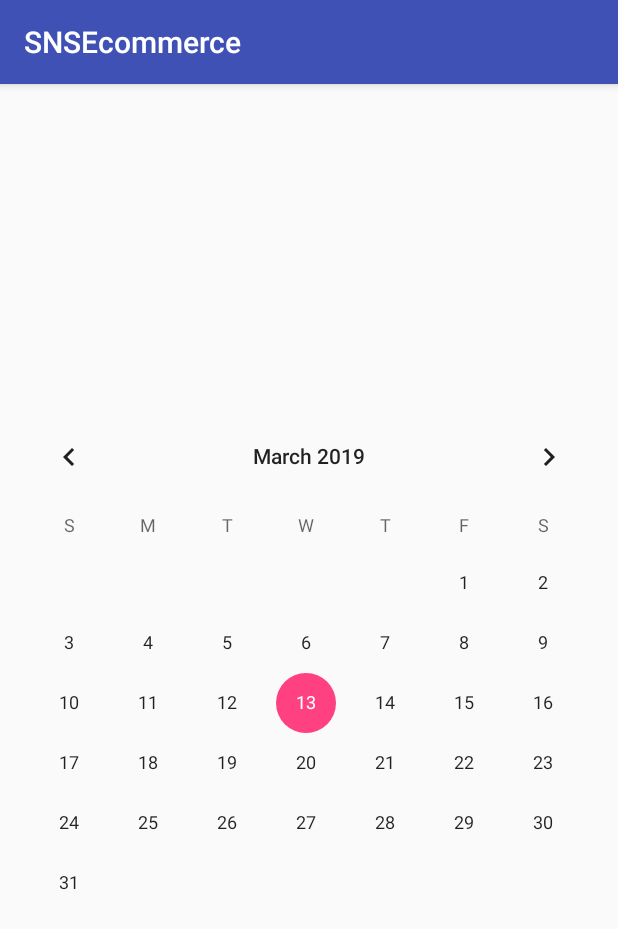
After one commit to Sunha03/SNSEcommerce, an Android app: the CalendarActivity screen opened directly, with no data from a screen before it, on a phone screen of 412 x 824 dp. The commit adds this screen. Shown: the top 929 px of the screen. Run offline under Robolectric (Android 15) with nearby library versions, the phone set to English and light mode, and no system bars.

Commit message:
Add CalendarView

```diff
--- a/app/src/main/AndroidManifest.xml
+++ b/app/src/main/AndroidManifest.xml
@@ -12,15 +12,17 @@
         android:roundIcon="@mipmap/ic_launcher_round"
         android:supportsRtl="true"
         android:theme="@style/AppTheme">
-        <activity android:name=".MainActivity"></activity>
+        <activity android:name=".MainActivity" />
         <activity android:name=".LoginActivity">
-
             <intent-filter>
                 <action android:name="android.intent.action.MAIN" />
 
                 <category android:name="android.intent.category.LAUNCHER" />
             </intent-filter>
         </activity>
+        <activity android:name=".CalendarActivity" />
+        <activity android:name=".CalendarPopup"
+            android:theme="@android:style/Theme.Dialog" />
     </application>
 
 </manifest>
--- /dev/null
+++ b/app/src/main/java/com/sh/snsecommerce/CalendarActivity.java
@@ -0,0 +1,39 @@
+package com.sh.snsecommerce;
+
+import android.content.Intent;
+import android.support.annotation.NonNull;
+import android.support.v7.app.AppCompatActivity;
+import android.os.Bundle;
+import android.util.Log;
+import android.view.View;
+import android.widget.CalendarView;
+import android.widget.Toast;
+
+public class CalendarActivity extends AppCompatActivity {
+    CalendarView calendarView;
+
+    @Override
+    protected void onCreate(Bundle savedInstanceState) {
+        super.onCreate(savedInstanceState);
+        setContentView(R.layout.activity_calendar);
+
+        calendarView = (CalendarView)findViewById(R.id.calendarView);
+        calendarView.setOnDateChangeListener(new CalendarView.OnDateChangeListener() {
+            @Override
+            public void onSelectedDayChange(@NonNull CalendarView view, int year, int month, int dayOfMonth) {
+                String date = year + "-" + (month + 1) + "-" + dayOfMonth;
+                Toast.makeText(getApplicationContext(), date, Toast.LENGTH_SHORT).show();
+
+                Intent popupIntent = new Intent(CalendarActivity.this, CalendarPopup.class);
+                popupIntent.putExtra("DATE", date);
+                startActivity(popupIntent);
+            }
+        });
+    }
+
+    protected void onStop() {
+        super.onStop();
+        finish();
+    }
+
+}
--- a/app/src/main/java/com/sh/snsecommerce/RecyclerAdapter.java
+++ b/app/src/main/java/com/sh/snsecommerce/RecyclerAdapter.java
@@ -67,7 +67,7 @@ public class RecyclerAdapter extends RecyclerView.Adapter<RecyclerAdapter.Recycl
         return comments.size();
     }
 
-    class RecyclerViewHolder extends RecyclerView.ViewHolder {
+    static class RecyclerViewHolder extends RecyclerView.ViewHolder {
         ImageView iv_image;
         TextView tv_name;
         TextView tv_comment;
--- /dev/null
+++ b/app/src/main/res/layout/activity_calendar.xml
@@ -0,0 +1,21 @@
+<?xml version="1.0" encoding="utf-8"?>
+<LinearLayout
+    xmlns:android="http://schemas.android.com/apk/res/android"
+    xmlns:app="http://schemas.android.com/apk/res-auto"
+    xmlns:tools="http://schemas.android.com/tools"
+    android:layout_width="match_parent"
+    android:layout_height="match_parent"
+    android:orientation="vertical"
+    android:gravity="center"
+    tools:context=".CalendarActivity">
+
+    <CalendarView
+        android:id="@+id/calendarView"
+        android:layout_width="match_parent"
+        android:layout_height="wrap_content"
+        android:focusedMonthDateColor="#000000"
+        android:unfocusedMonthDateColor="#3333"
+        android:weekSeparatorLineColor="#000000"/>
+
+
+</LinearLayout>
```
Also changed, not shown: app/src/main/java/com/sh/snsecommerce/Calendar.java (added, +17 -0 lines), app/src/main/java/com/sh/snsecommerce/CalendarPopup.java (added, +146 -0 lines), app/src/main/java/com/sh/snsecommerce/MainActivity.java (+9 -1 lines), app/src/main/java/com/sh/snsecommerce/PopupRecyclerAdapter.java (added, +98 -0 lines), app/src/main/res/layout/layout_calendar.xml (added, +34 -0 lines).
